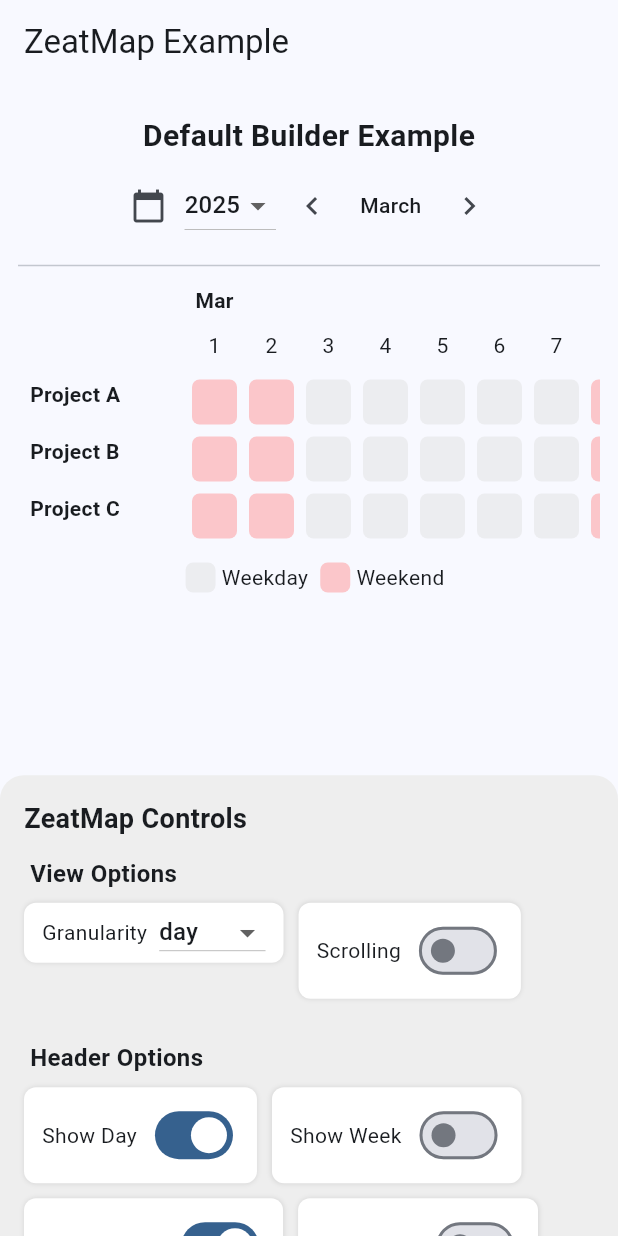
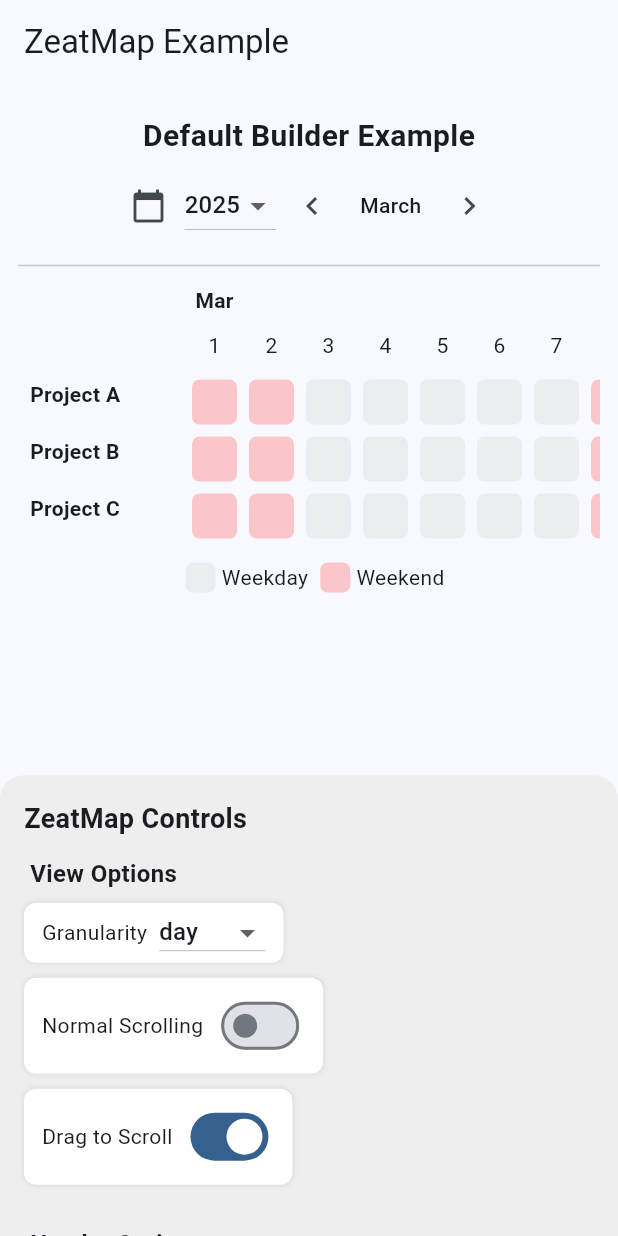
Before and after one commit to Zero8-AB/zeatmap, a Flutter app: the screen it shows after launch, on a phone screen of 412 x 824 dp. Run offline on Flutter 3.47's test engine with Material 3 defaults, Android fonts, the phone set to English and light mode, and no system bars.

Commit message:
Release v0.2.0: Add separate controls for drag-to-scroll and normal scrolling

```diff
--- a/example/demo/lib/main.dart
+++ b/example/demo/lib/main.dart
@@ -59,6 +59,7 @@ class _ZeatMapExampleState extends State<ZeatMapExample> {
 
   // ZeatMap configuration options
   bool _scrollingEnabled = false;
+  bool _dragToScrollEnabled = true;
   bool _showDay = true;
   bool _showWeek = false;
   bool _showMonth = true;
@@ -159,6 +160,7 @@ class _ZeatMapExampleState extends State<ZeatMapExample> {
       ),
       rowHeaderWidth: 100,
       scrollingEnabled: _scrollingEnabled,
+      dragToScrollEnabled: _dragToScrollEnabled,
       showDay: _showDay,
       showWeek: _showWeek,
       showMonth: _showMonth,
@@ -212,8 +214,11 @@ class _ZeatMapExampleState extends State<ZeatMapExample> {
       children: [
         _buildControlGroup('View Options', [
           _buildGranularityControl(),
-          _buildToggle('Scrolling', _scrollingEnabled, (value) {
+          _buildToggle('Normal Scrolling', _scrollingEnabled, (value) {
             setState(() => _scrollingEnabled = value);
+          }),
+          _buildToggle('Drag to Scroll', _dragToScrollEnabled, (value) {
+            setState(() => _dragToScrollEnabled = value);
           }),
         ]),
         _buildControlGroup('Header Options', [
--- a/lib/src/zeatmap_base.dart
+++ b/lib/src/zeatmap_base.dart
@@ -56,7 +56,7 @@ class ZeatMap<T> extends StatefulWidget {
   /// Size of each cell in the heatmap grid.
   final double itemSize;
 
-  /// Border radius for each cell in the grid.
+  /// The border radius of each item.
   final double itemBorderRadius;
 
   /// Whether to show the day labels above the heatmap.
@@ -107,8 +107,15 @@ class ZeatMap<T> extends StatefulWidget {
   /// Background color of the card containing the heatmap.
   final Color? cardColor;
 
-  /// Whether horizontal scrolling is enabled on the heatmap.
+  /// Whether normal scrolling with mouse wheel or touch swipe is enabled.
+  /// This controls the standard ScrollView physics.
+  /// Set to false to disable normal scrolling behavior.
   final bool scrollingEnabled;
+
+  /// Whether drag-to-scroll is enabled.
+  /// This controls the ability to click and drag the heatmap horizontally.
+  /// Can be enabled independently from normal scrolling.
+  final bool dragToScrollEnabled;
 
   /// Optional list of years to show in the dropdown.
   /// If not provided, years will be extracted from dates.
@@ -162,6 +169,7 @@ class ZeatMap<T> extends StatefulWidget {
     this.itemSize = 30,
     this.itemBorderRadius = 5.0,
     this.scrollingEnabled = true,
+    this.dragToScrollEnabled = true,
     this.onItemTapped,
     this.onItemLongPressed,
     this.onItemDoubleTapped,
@@ -830,15 +838,19 @@ class ZeatMapState<T> extends State<ZeatMap<T>> {
   Expanded _generateDataGrid(BuildContext context) {
     final dates = aggregatedDates;
     return Expanded(
-      child: widget.scrollingEnabled
+      child: (widget.scrollingEnabled || widget.dragToScrollEnabled)
           ? GestureDetector(
-              onHorizontalDragStart: (details) {
+              // Only enable drag gestures if dragToScrollEnabled is true
+              onHorizontalDragStart: widget.dragToScrollEnabled
+                  ? (details) {
                       _dragStartPosition = details.localPosition.dx;
                       _dragStartScrollOffset = _scrollController.offset;
                       _lastDragPosition = details.localPosition;
                       _isDragging = true;
-              },
-              onHorizontalDragUpdate: (details) {
+                    }
+                  : null,
+              onHorizontalDragUpdate: widget.dragToScrollEnabled
+                  ? (details) {
                       if (_isDragging &&
                           _dragStartPosition != null &&
                           _dragStartScrollOffset != null) {
@@ -860,8 +872,10 @@ class ZeatMapState<T> extends State<ZeatMap<T>> {
                         }
                         _lastDragPosition = details.localPosition;
                       }
-              },
-              onHorizontalDragEnd: (details) {
+                    }
+                  : null,
+              onHorizontalDragEnd: widget.dragToScrollEnabled
+                  ? (details) {
                       if (_isDragging) {
                         // Apply inertia scrolling with velocity from drag
                         if (_dragVelocity.abs() > 5) {
@@ -882,12 +896,15 @@ class ZeatMapState<T> extends State<ZeatMap<T>> {
                         _dragStartScrollOffset = null;
                         _lastDragPosition = null;
                       }
-              },
+                    }
+                  : null,
               child: SingleChildScrollView(
                 controller: _scrollController,
                 scrollDirection: Axis.horizontal,
-                // Allow normal scrolling physics so both scrolling methods work together
-                physics: const AlwaysScrollableScrollPhysics(),
+                // Only enable scroll physics if scrollingEnabled is true
+                physics: widget.scrollingEnabled
+                    ? const AlwaysScrollableScrollPhysics()
+                    : const NeverScrollableScrollPhysics(),
                 child: Column(
                   children: [
                     _generateDateRowYear(),
--- a/pubspec.yaml
+++ b/pubspec.yaml
@@ -1,6 +1,6 @@
 name: zeatmap
 description: "A Flutter package for creating a heatmap."
-version: 0.1.0
+version: 0.2.0
 homepage: https://zero8.io
 publish_to: none
 
```
Also changed, not shown: 3 other files. Lines whose indentation alone changed are shown as unchanged.
